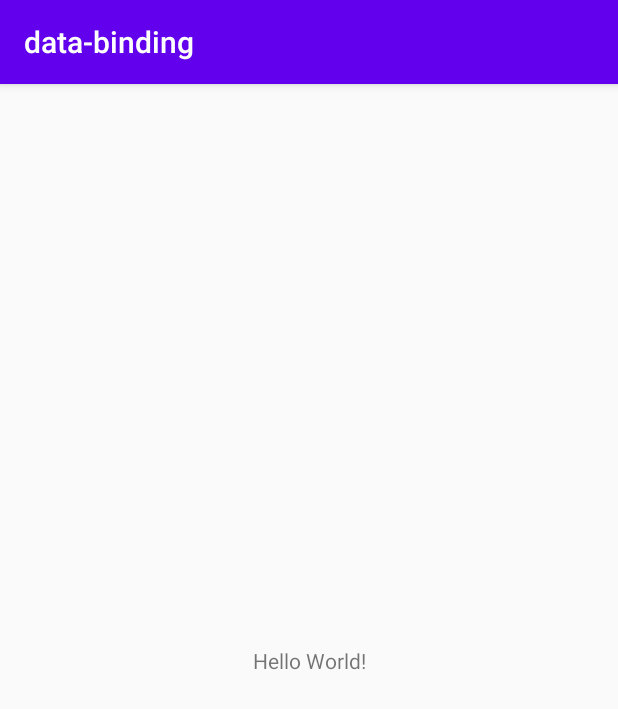
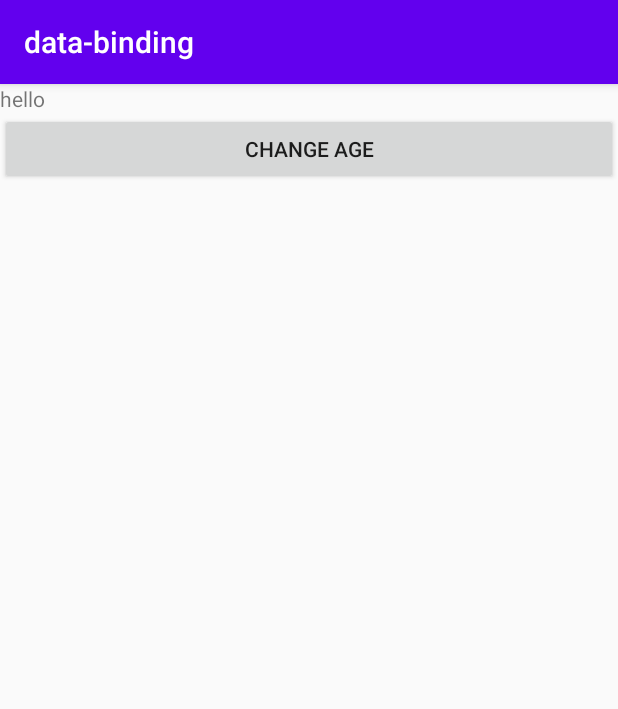
Before and after one commit to JesseCodeBones/common-design-template, an Android app: the screen it shows after launch (MainActivity), on a phone screen of 412 x 824 dp. Shown: the top 709 px of the screen. Run offline under Robolectric (Android 15) with nearby library versions, the phone set to English and light mode, and no system bars; our stand-ins replace data binding.

Commit message:
data binding functionality

```diff
--- a/apps/data-binding/build.gradle
+++ b/apps/data-binding/build.gradle
@@ -1,10 +1,14 @@
 plugins {
     id 'com.android.application'
     id 'kotlin-android'
+    id 'kotlin-parcelize'
 }
 
 android {
     compileSdk 31
+    dataBinding{
+        enabled=true
+    }
 
     defaultConfig {
         applicationId "com.stockhome.app.android"
--- a/apps/data-binding/src/main/java/com/example/data_binding/MainActivity.kt
+++ b/apps/data-binding/src/main/java/com/example/data_binding/MainActivity.kt
@@ -1,11 +1,25 @@
 package com.example.data_binding
 
+import android.arch.lifecycle.ViewModelProvider
+import android.databinding.DataBindingUtil
 import android.support.v7.app.AppCompatActivity
 import android.os.Bundle
+import android.util.Log
+import android.view.View
+import com.example.data_binding.databinding.ActivityMainBinding
 
 class MainActivity : AppCompatActivity() {
+
+
+
     override fun onCreate(savedInstanceState: Bundle?) {
         super.onCreate(savedInstanceState)
-        setContentView(R.layout.activity_main)
+
+        DataBindingUtil.setContentView<ActivityMainBinding>(this, R.layout.activity_main).also {
+            it.viewModel = MyViewModel()
+            it.lifecycleOwner = this
+        }
     }
+
+
 }
--- /dev/null
+++ b/apps/data-binding/src/main/java/com/example/data_binding/MyViewModel.kt
@@ -0,0 +1,15 @@
+package com.example.data_binding
+
+import android.arch.lifecycle.MutableLiveData
+import android.arch.lifecycle.ViewModel
+
+class MyViewModel :ViewModel() {
+    var name:MutableLiveData<String> = MutableLiveData<String>().apply { value="hello" }
+        get() = field
+        set(value) {
+            field=value
+        }
+    fun change(){
+        name.value = "world"
+    }
+}
--- a/apps/data-binding/src/main/res/layout/activity_main.xml
+++ b/apps/data-binding/src/main/res/layout/activity_main.xml
@@ -1,18 +1,29 @@
 <?xml version="1.0" encoding="utf-8"?>
-<android.support.constraint.ConstraintLayout xmlns:android="http://schemas.android.com/apk/res/android"
+<layout xmlns:android="http://schemas.android.com/apk/res/android"
     xmlns:app="http://schemas.android.com/apk/res-auto"
-    xmlns:tools="http://schemas.android.com/tools"
-    android:layout_width="match_parent"
-    android:layout_height="match_parent"
-    tools:context=".MainActivity">
+    xmlns:tools="http://schemas.android.com/tools">
 
-    <TextView
-        android:layout_width="wrap_content"
-        android:layout_height="wrap_content"
-        android:text="Hello World!"
-        app:layout_constraintBottom_toBottomOf="parent"
-        app:layout_constraintLeft_toLeftOf="parent"
-        app:layout_constraintRight_toRightOf="parent"
-        app:layout_constraintTop_toTopOf="parent" />
+    <data>
+        <variable
+            name="viewModel"
+            type="com.example.data_binding.MyViewModel" />
+    </data>
 
-</android.support.constraint.ConstraintLayout>
+    <LinearLayout
+        android:layout_width="match_parent"
+        android:layout_height="match_parent"
+        android:orientation="vertical"
+        tools:context=".MainActivity">
+
+        <TextView
+            android:layout_width="match_parent"
+            android:layout_height="wrap_content"
+            android:text="@={viewModel.name}"
+            />
+        <Button
+            android:layout_width="match_parent"
+            android:layout_height="wrap_content"
+            android:onClick="@{()->viewModel.change()}"
+            android:text="change age" />
+    </LinearLayout>
+</layout>
```
Also changed, not shown: 1 other file.
